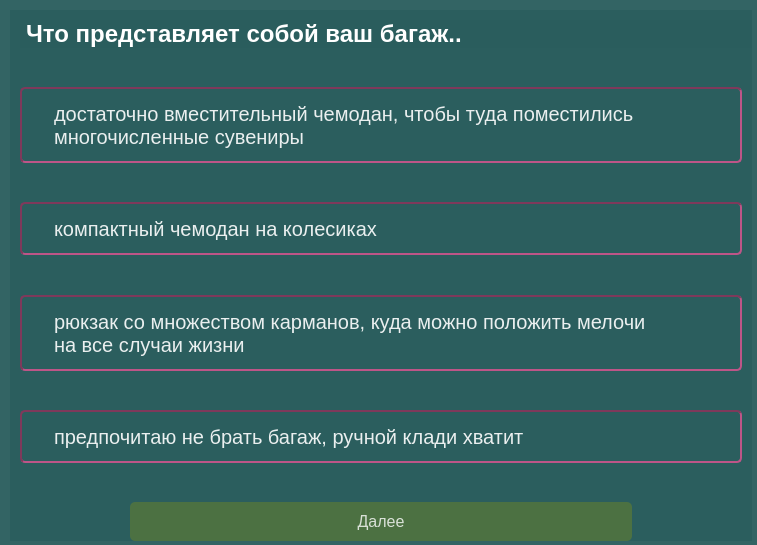
The window that forms/test4.ui (PolinaBack/MyMap) describes before a commit, drawn with Qt 5.
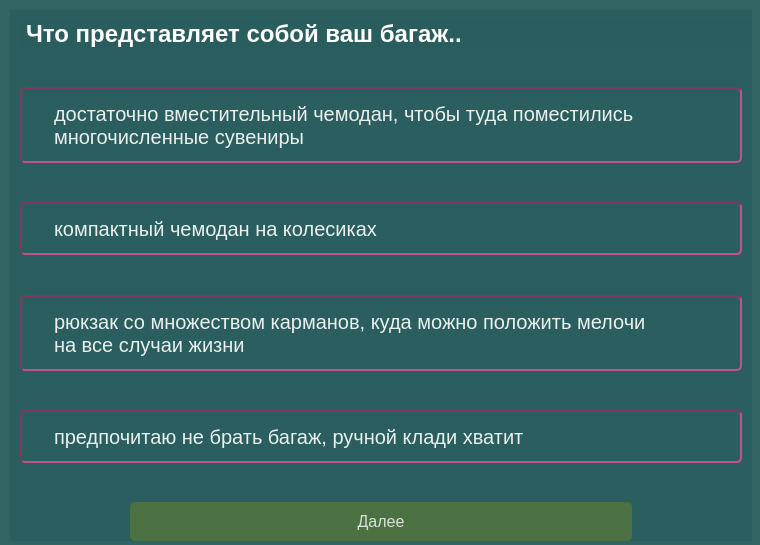
The same window after the commit.

The edit to the form file:
```diff
--- a/forms/test4.ui
+++ b/forms/test4.ui
@@ -6,7 +6,7 @@
    <rect>
     <x>0</x>
     <y>0</y>
-    <width>757</width>
+    <width>760</width>
     <height>545</height>
    </rect>
   </property>
```
